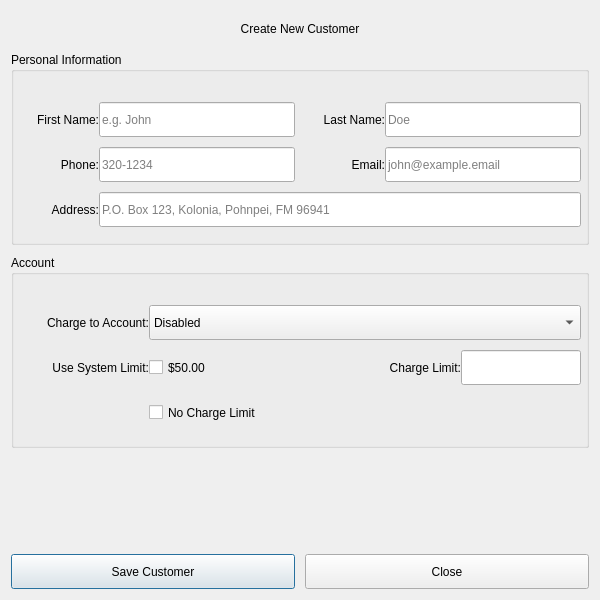
The window that ui/customer_form_dialog.ui (micronesianmacarthur/eixn-pos) describes before a commit, drawn with Qt 5.
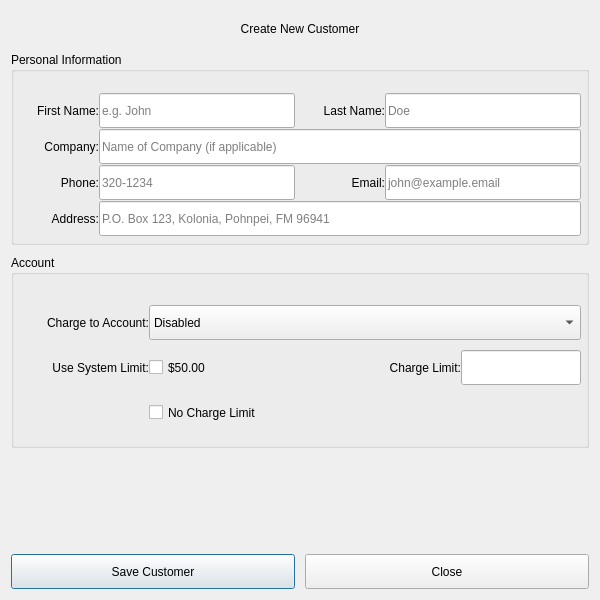
The same window after the commit.

Commit message: modified: customer_form_dialog ui

```diff
--- a/ui/customer_form_dialog.ui
+++ b/ui/customer_form_dialog.ui
@@ -229,6 +229,54 @@
            </item>
           </layout>
          </item>
+         <item>
+          <layout class="QHBoxLayout" name="horizontalLayout_14">
+           <property name="spacing">
+            <number>0</number>
+           </property>
+           <item>
+            <widget class="QLabel" name="lb_company">
+             <property name="minimumSize">
+              <size>
+               <width>80</width>
+               <height>35</height>
+              </size>
+             </property>
+             <property name="maximumSize">
+              <size>
+               <width>80</width>
+               <height>35</height>
+              </size>
+             </property>
+             <property name="text">
+              <string>Company:</string>
+             </property>
+             <property name="alignment">
+              <set>Qt::AlignmentFlag::AlignRight|Qt::AlignmentFlag::AlignTrailing|Qt::AlignmentFlag::AlignVCenter</set>
+             </property>
+            </widget>
+           </item>
+           <item>
+            <widget class="QLineEdit" name="le_company">
+             <property name="minimumSize">
+              <size>
+               <width>0</width>
+               <height>35</height>
+              </size>
+             </property>
+             <property name="maximumSize">
+              <size>
+               <width>16777215</width>
+               <height>35</height>
+              </size>
+             </property>
+             <property name="placeholderText">
+              <string>Name of Company (if applicable)</string>
+             </property>
+            </widget>
+           </item>
+          </layout>
+         </item>
          <item>
           <layout class="QHBoxLayout" name="horizontalLayout_12">
            <property name="spacing">
```
Left out of the diff: 4 changed lines with no effect on the pictures. The commit also changes 6 other files.
